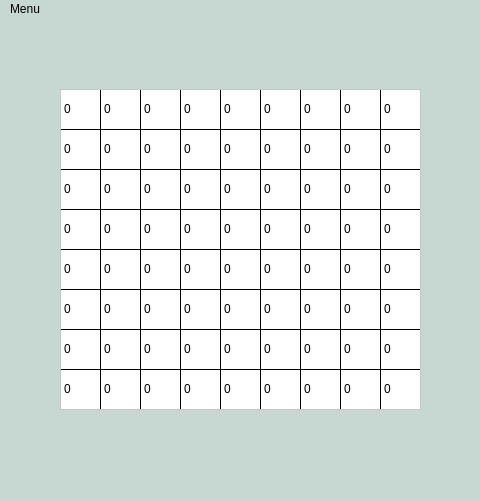
This is SudokuGUI.ui in oluwafenyi/sudoku-solver as Qt 5 draws it before an edit. The edited form follows.
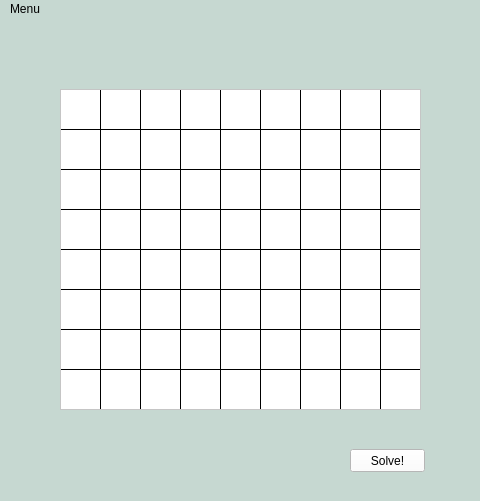
This is the edited form.

Commit message: added button to trigger puzzle-solving

```diff
--- a/SudokuGUI.ui
+++ b/SudokuGUI.ui
@@ -81,410 +81,427 @@
     <column/>
     <item row="0" column="0">
      <property name="text">
-      <string>0</string>
+      <string/>
      </property>
     </item>
     <item row="0" column="1">
      <property name="text">
-      <string>0</string>
+      <string/>
      </property>
     </item>
     <item row="0" column="2">
      <property name="text">
-      <string>0</string>
+      <string/>
      </property>
     </item>
     <item row="0" column="3">
      <property name="text">
-      <string>0</string>
+      <string/>
      </property>
     </item>
     <item row="0" column="4">
      <property name="text">
-      <string>0</string>
+      <string/>
      </property>
     </item>
     <item row="0" column="5">
      <property name="text">
-      <string>0</string>
+      <string/>
      </property>
     </item>
     <item row="0" column="6">
      <property name="text">
-      <string>0</string>
+      <string/>
      </property>
     </item>
     <item row="0" column="7">
      <property name="text">
-      <string>0</string>
+      <string/>
      </property>
     </item>
     <item row="0" column="8">
      <property name="text">
-      <string>0</string>
+      <string/>
      </property>
     </item>
     <item row="1" column="0">
      <property name="text">
-      <string>0</string>
+      <string/>
      </property>
     </item>
     <item row="1" column="1">
      <property name="text">
-      <string>0</string>
+      <string/>
      </property>
     </item>
     <item row="1" column="2">
      <property name="text">
-      <string>0</string>
+      <string/>
      </property>
     </item>
     <item row="1" column="3">
      <property name="text">
-      <string>0</string>
+      <string/>
      </property>
     </item>
     <item row="1" column="4">
      <property name="text">
-      <string>0</string>
+      <string/>
      </property>
     </item>
     <item row="1" column="5">
      <property name="text">
-      <string>0</string>
+      <string/>
      </property>
     </item>
     <item row="1" column="6">
      <property name="text">
-      <string>0</string>
+      <string/>
      </property>
     </item>
     <item row="1" column="7">
      <property name="text">
-      <string>0</string>
+      <string/>
      </property>
     </item>
     <item row="1" column="8">
      <property name="text">
-      <string>0</string>
+      <string/>
      </property>
     </item>
     <item row="2" column="0">
      <property name="text">
-      <string>0</string>
+      <string/>
      </property>
     </item>
     <item row="2" column="1">
      <property name="text">
-      <string>0</string>
+      <string/>
      </property>
     </item>
     <item row="2" column="2">
      <property name="text">
-      <string>0</string>
+      <string/>
      </property>
     </item>
     <item row="2" column="3">
      <property name="text">
-      <string>0</string>
+      <string/>
      </property>
     </item>
     <item row="2" column="4">
      <property name="text">
-      <string>0</string>
+      <string/>
      </property>
     </item>
     <item row="2" column="5">
      <property name="text">
-      <string>0</string>
+      <string/>
      </property>
     </item>
     <item row="2" column="6">
      <property name="text">
-      <string>0</string>
+      <string/>
      </property>
     </item>
     <item row="2" column="7">
      <property name="text">
-      <string>0</string>
+      <string/>
      </property>
     </item>
     <item row="2" column="8">
      <property name="text">
-      <string>0</string>
+      <string/>
      </property>
     </item>
     <item row="3" column="0">
      <property name="text">
-      <string>0</string>
+      <string/>
      </property>
     </item>
     <item row="3" column="1">
      <property name="text">
-      <string>0</string>
+      <string/>
      </property>
     </item>
     <item row="3" column="2">
      <property name="text">
-      <string>0</string>
+      <string/>
      </property>
     </item>
     <item row="3" column="3">
      <property name="text">
-      <string>0</string>
+      <string/>
      </property>
     </item>
     <item row="3" column="4">
      <property name="text">
-      <string>0</string>
+      <string/>
      </property>
     </item>
     <item row="3" column="5">
      <property name="text">
-      <string>0</string>
+      <string/>
      </property>
     </item>
     <item row="3" column="6">
      <property name="text">
-      <string>0</string>
+      <string/>
      </property>
     </item>
     <item row="3" column="7">
      <property name="text">
-      <string>0</string>
+      <string/>
      </property>
     </item>
     <item row="3" column="8">
      <property name="text">
-      <string>0</string>
+      <string/>
      </property>
     </item>
     <item row="4" column="0">
      <property name="text">
-      <string>0</string>
+      <string/>
      </property>
     </item>
     <item row="4" column="1">
      <property name="text">
-      <string>0</string>
+      <string/>
      </property>
     </item>
     <item row="4" column="2">
      <property name="text">
-      <string>0</string>
+      <string/>
      </property>
     </item>
     <item row="4" column="3">
      <property name="text">
-      <string>0</string>
+      <string/>
      </property>
     </item>
     <item row="4" column="4">
      <property name="text">
-      <string>0</string>
+      <string/>
      </property>
     </item>
     <item row="4" column="5">
      <property name="text">
-      <string>0</string>
+      <string/>
      </property>
     </item>
     <item row="4" column="6">
      <property name="text">
-      <string>0</string>
+      <string/>
      </property>
     </item>
     <item row="4" column="7">
      <property name="text">
-      <string>0</string>
+      <string/>
      </property>
     </item>
     <item row="4" column="8">
      <property name="text">
-      <string>0</string>
+      <string/>
      </property>
     </item>
     <item row="5" column="0">
      <property name="text">
-      <string>0</string>
+      <string/>
      </property>
     </item>
     <item row="5" column="1">
      <property name="text">
-      <string>0</string>
+      <string/>
      </property>
     </item>
     <item row="5" column="2">
      <property name="text">
-      <string>0</string>
+      <string/>
      </property>
     </item>
     <item row="5" column="3">
      <property name="text">
-      <string>0</string>
+      <string/>
      </property>
     </item>
     <item row="5" column="4">
      <property name="text">
-      <string>0</string>
+      <string/>
      </property>
     </item>
     <item row="5" column="5">
      <property name="text">
-      <string>0</string>
+      <string/>
      </property>
     </item>
     <item row="5" column="6">
      <property name="text">
-      <string>0</string>
+      <string/>
      </property>
     </item>
     <item row="5" column="7">
      <property name="text">
-      <string>0</string>
+      <string/>
      </property>
     </item>
     <item row="5" column="8">
      <property name="text">
-      <string>0</string>
+      <string/>
      </property>
     </item>
     <item row="6" column="0">
      <property name="text">
-      <string>0</string>
+      <string/>
      </property>
     </item>
     <item row="6" column="1">
      <property name="text">
-      <string>0</string>
+      <string/>
      </property>
     </item>
     <item row="6" column="2">
      <property name="text">
-      <string>0</string>
+      <string/>
      </property>
     </item>
     <item row="6" column="3">
      <property name="text">
-      <string>0</string>
+      <string/>
      </property>
     </item>
     <item row="6" column="4">
      <property name="text">
-      <string>0</string>
+      <string/>
      </property>
     </item>
     <item row="6" column="5">
      <property name="text">
-      <string>0</string>
+      <string/>
      </property>
     </item>
     <item row="6" column="6">
      <property name="text">
-      <string>0</string>
+      <string/>
      </property>
     </item>
     <item row="6" column="7">
      <property name="text">
-      <string>0</string>
+      <string/>
      </property>
     </item>
     <item row="6" column="8">
      <property name="text">
-      <string>0</string>
+      <string/>
      </property>
     </item>
     <item row="7" column="0">
      <property name="text">
-      <string>0</string>
+      <string/>
      </property>
     </item>
     <item row="7" column="1">
      <property name="text">
-      <string>0</string>
+      <string/>
      </property>
     </item>
     <item row="7" column="2">
      <property name="text">
-      <string>0</string>
+      <string/>
      </property>
     </item>
     <item row="7" column="3">
      <property name="text">
-      <string>0</string>
+      <string/>
      </property>
     </item>
     <item row="7" column="4">
      <property name="text">
-      <string>0</string>
+      <string/>
      </property>
     </item>
     <item row="7" column="5">
      <property name="text">
-      <string>0</string>
+      <string/>
      </property>
     </item>
     <item row="7" column="6">
      <property name="text">
-      <string>0</string>
+      <string/>
      </property>
     </item>
     <item row="7" column="7">
      <property name="text">
-      <string>0</string>
+      <string/>
      </property>
     </item>
     <item row="7" column="8">
      <property name="text">
-      <string>0</string>
+      <string/>
      </property>
     </item>
     <item row="8" column="0">
      <property name="text">
-      <string>0</string>
+      <string/>
      </property>
     </item>
     <item row="8" column="1">
      <property name="text">
-      <string>0</string>
+      <string/>
      </property>
     </item>
     <item row="8" column="2">
      <property name="text">
-      <string>0</string>
+      <string/>
      </property>
     </item>
     <item row="8" column="3">
      <property name="text">
-      <string>0</string>
+      <string/>
      </property>
     </item>
     <item row="8" column="4">
      <property name="text">
-      <string>0</string>
+      <string/>
      </property>
     </item>
     <item row="8" column="5">
      <property name="text">
-      <string>0</string>
+      <string/>
      </property>
     </item>
     <item row="8" column="6">
      <property name="text">
-      <string>0</string>
+      <string/>
      </property>
     </item>
     <item row="8" column="7">
      <property name="text">
-      <string>0</string>
+      <string/>
      </property>
     </item>
     <item row="8" column="8">
      <property name="text">
-      <string>0</string>
+      <string/>
      </property>
     </item>
    </widget>
+   <widget class="QPushButton" name="solveButton">
+    <property name="geometry">
+     <rect>
+      <x>350</x>
+      <y>430</y>
+      <width>75</width>
+      <height>23</height>
+     </rect>
+    </property>
+    <property name="styleSheet">
+     <string notr="true">background-color: rgb(255, 255, 255);
+color: rgb(0, 0, 0);</string>
+    </property>
+    <property name="text">
+     <string>Solve!</string>
+    </property>
+   </widget>
   </widget>
   <widget class="QMenuBar" name="menubar">
    <property name="geometry">
```
The commit also changes 1 other file.
